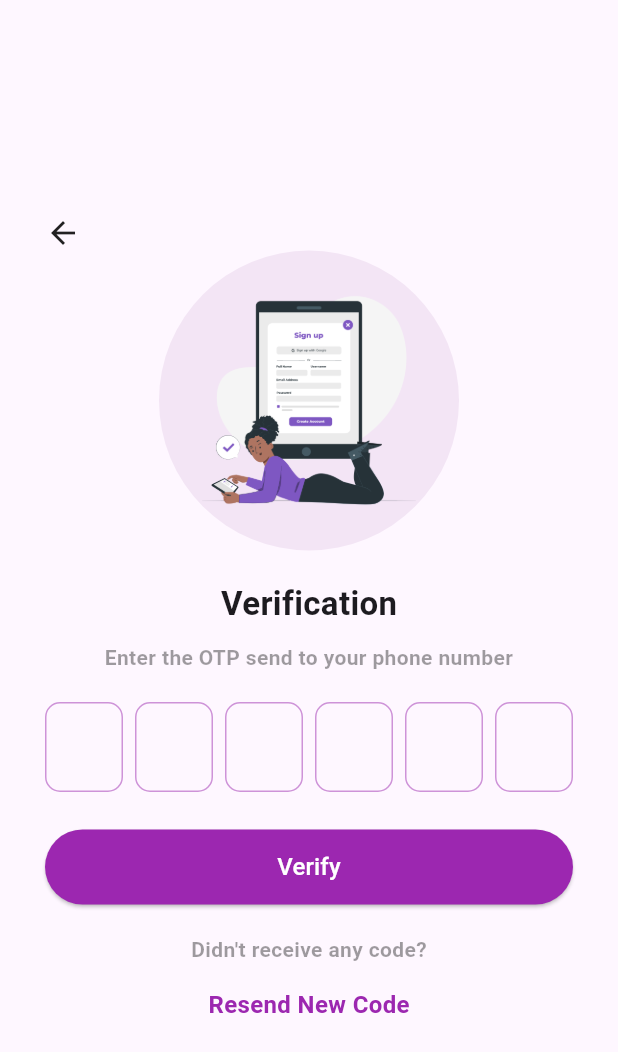
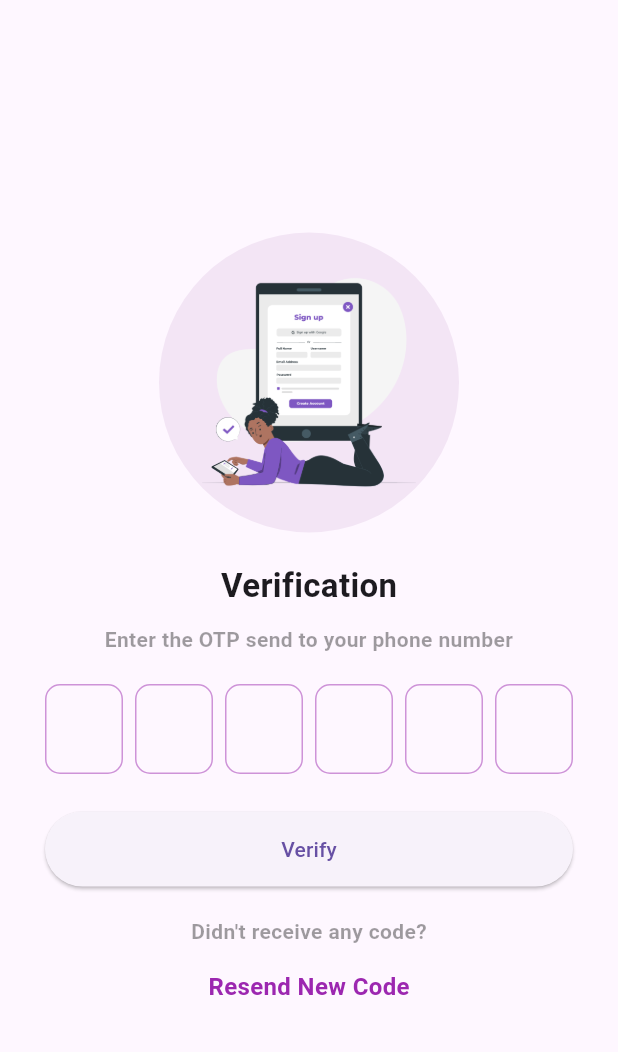
Before and after one commit to azazali0786/alive_service_app, a Flutter app: the OtpPage screen opened directly, on a phone screen of 412 x 824 dp. Shown: the top 1052 px of the screen. Run offline on Flutter 3.47's test engine with Material 3 defaults, Android fonts, the phone set to English and light mode, and no system bars; drawn by our look-alikes of pinput; our stand-ins replace carousel_slider, cloud_firestore, country_picker, firebase_auth, firebase_core, firebase_storage and 10 more; missing offline and left inert: call_log, flutter_phone_direct_caller, geoflutterfire2, insta_image_viewer; accounts and stored records are empty.

Commit message:
2 commit

```diff
--- a/lib/common/widgets/custom_button.dart
+++ /dev/null
@@ -1,25 +0,0 @@
-import 'package:flutter/material.dart';
-
-class CustomButton extends StatelessWidget {
-  final String text;
-  final VoidCallback onPressed;
-
-  const CustomButton({super.key, required this.text, required this.onPressed});
-
-  @override
-  Widget build(BuildContext context) {
-    return ElevatedButton(
-      onPressed: onPressed,
-      style: ButtonStyle(
-        foregroundColor: MaterialStateProperty.all<Color>(Colors.white),
-        backgroundColor: MaterialStateProperty.all<Color>(Colors.purple),
-        shape: MaterialStateProperty.all<RoundedRectangleBorder>(
-          RoundedRectangleBorder(
-            borderRadius: BorderRadius.circular(25.0),
-          ),
-        ),
-      ),
-      child: Text(text, style: const TextStyle(fontSize: 16)),
-    );
-  }
-}
--- a/lib/features/auth/repository/auth_repository.dart
+++ b/lib/features/auth/repository/auth_repository.dart
@@ -56,8 +56,8 @@ class AuthRepository {
             context, MainPage.routeName, (route) => false);
       }
     } on FirebaseAuthException catch (e) {
-      if(context.mounted){
-       showSnackBar(context: context, content: e.message!);
+      if (context.mounted) {
+        showSnackBar(context: context, content: e.message!);
       }
     }
   }
@@ -66,7 +66,7 @@ class AuthRepository {
     try {
       await FirebaseAuth.instance.signOut();
       Navigator.pushNamedAndRemoveUntil(
-            context,LoginPage.routeName, (route) => false);
+          context, LoginPage.routeName, (route) => false);
     } catch (e) {
       showSnackBar(context: context, content: e.toString());
     }
--- a/lib/features/auth/screens/otp_page.dart
+++ b/lib/features/auth/screens/otp_page.dart
@@ -1,5 +1,4 @@
 import 'package:alive_service_app/common/utils/utils.dart';
-import 'package:alive_service_app/common/widgets/custom_button.dart';
 import 'package:alive_service_app/features/auth/controller/auth_controller.dart';
 import 'package:flutter/material.dart';
 import 'package:flutter_riverpod/flutter_riverpod.dart';
@@ -16,6 +15,7 @@ class OtpPage extends ConsumerStatefulWidget {
 
 class _OtpPageState extends ConsumerState<OtpPage> {
   String? otpCode;
+  bool _isLoading = false;
   TextEditingController controller = TextEditingController();
 
   void verifyOTP(BuildContext context, String userOTP) {
@@ -44,13 +44,6 @@ class _OtpPageState extends ConsumerState<OtpPage> {
             child: SingleChildScrollView(
               child: Column(
                 children: [
-                  Align(
-                    alignment: Alignment.topLeft,
-                    child: GestureDetector(
-                      onTap: () => Navigator.of(context).pop(),
-                      child: const Icon(Icons.arrow_back),
-                    ),
-                  ),
                   Container(
                     width: 200,
                     height: 200,
@@ -107,17 +100,23 @@ class _OtpPageState extends ConsumerState<OtpPage> {
                     },
                   ),
                   const SizedBox(height: 25),
-                  SizedBox(
+                  _isLoading?const CircularProgressIndicator():SizedBox(
                     width: MediaQuery.of(context).size.width,
                     height: 50,
-                    child: CustomButton(
-                      text: "Verify",
+                    child: ElevatedButton(
+                      child: const Text('Verify'),
                       onPressed: () {
                         if (otpCode?.length == 6) {
+                          setState(() {
+                            _isLoading = true;
+                          });
                           verifyOTP(context, otpCode!);
                         } else {
                           showSnackBar(
                               context: context, content: "Enter 6-Digit code");
+                          setState(() {
+                            _isLoading = false;
+                          });
                         }
                       },
                     ),
@@ -132,12 +131,15 @@ class _OtpPageState extends ConsumerState<OtpPage> {
                     ),
                   ),
                   const SizedBox(height: 15),
-                  const Text(
+                  GestureDetector(
+                    onTap: () => Navigator.of(context).pop(),
+                    child: const Text(
                       "Resend New Code",
                       style: TextStyle(
                         fontSize: 16,
                         fontWeight: FontWeight.bold,
                         color: Colors.purple,
+                      ),
                     ),
                   ),
                 ],
@@ -148,6 +150,4 @@ class _OtpPageState extends ConsumerState<OtpPage> {
       ),
     );
   }
-
-
 }
--- a/lib/features/details/screens/user_detail_page.dart
+++ b/lib/features/details/screens/user_detail_page.dart
@@ -134,7 +134,9 @@ class _UserDetailPageState extends ConsumerState<UserDetailPage> {
                                       onPressed: () {
                                         deleteUserData(workType.toString());
                                         Navigator.pushNamedAndRemoveUntil(
-                                        context, MainPage.routeName, (route) => false);
+                                            context,
+                                            MainPage.routeName,
+                                            (route) => false);
                                       },
                                       child: const Text('Yes')),
                                 ],
--- a/lib/features/drawer/screens/main_page.dart
+++ b/lib/features/drawer/screens/main_page.dart
@@ -1,4 +1,5 @@
 import 'package:alive_service_app/features/auth/screens/otp_page.dart';
+import 'package:alive_service_app/features/drawer/controller/drawer_controller.dart';
 import 'package:alive_service_app/features/drawer/screens/about.dart';
 import 'package:alive_service_app/features/drawer/screens/menu_page.dart';
 import 'package:alive_service_app/features/workers/screens/appBar.dart';
--- a/lib/features/workers/screens/worker_profile_screen.dart
+++ b/lib/features/workers/screens/worker_profile_screen.dart
@@ -188,9 +188,9 @@ class _WorkerProfileScreenState extends ConsumerState<WorkerProfileScreen> {
             .getWorkerData(workType, widget.workerInf['workerId']![0]),
         builder: (context, snapshot) {
           if (snapshot.connectionState == ConnectionState.waiting) {
-            return const CircularProgressIndicator();
+            return const Center(child: CircularProgressIndicator());
           } else if (snapshot.hasError) {
-            return Text('Error: ${snapshot.error}');
+            return const Center(child: Text('This user is not present now'));
           } else {
             Map<String, dynamic> worker = snapshot.data as Map<String, dynamic>;
             var geopoint = worker['position']['geopoint'];
--- a/pubspec.yaml
+++ b/pubspec.yaml
@@ -28,14 +28,12 @@ environment:
 # the latest version available on pub.dev. To see which dependencies have newer
 # versions available, run `flutter pub outdated`.
 dependencies:
-  bottom_navy_bar: ^6.0.0
   cached_network_image: ^3.2.3
   call_log: ^4.0.0
   carousel_slider: ^4.2.1
   cloud_firestore: ^4.13.6
   country_picker: ^2.0.20
   cupertino_icons: ^1.0.2
-  curved_navigation_bar: ^1.0.6
   firebase_auth: ^4.8.0
   firebase_core: ^2.15.1
   firebase_storage: ^11.3.1
@@ -59,6 +57,7 @@ dependencies:
   path_provider: ^2.1.1
   permission_handler: ^11.0.1
   pinput: ^3.0.0
+  salomon_bottom_bar: ^3.3.2
   smooth_star_rating_nsafe: ^1.0.0+1
   url_launcher: ^6.1.0
   uuid: ^3.0.4
```
Also changed, not shown: lib/features/auth/screens/login_page.dart (+16 -10 lines), lib/features/details/screens/location_page.dart (+14 -4 lines), lib/features/workers/screens/appbar.dart (+13 -7 lines), lib/user_information_page.dart (+15 -15 lines), pubspec.lock. Lines whose indentation alone changed are shown as unchanged.
